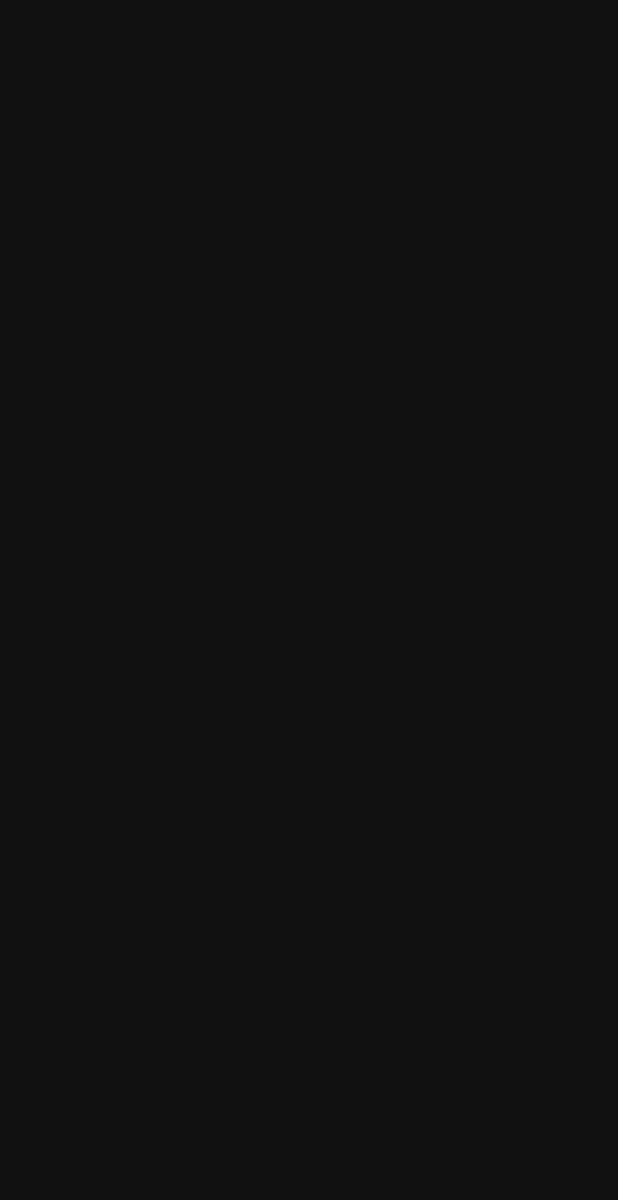
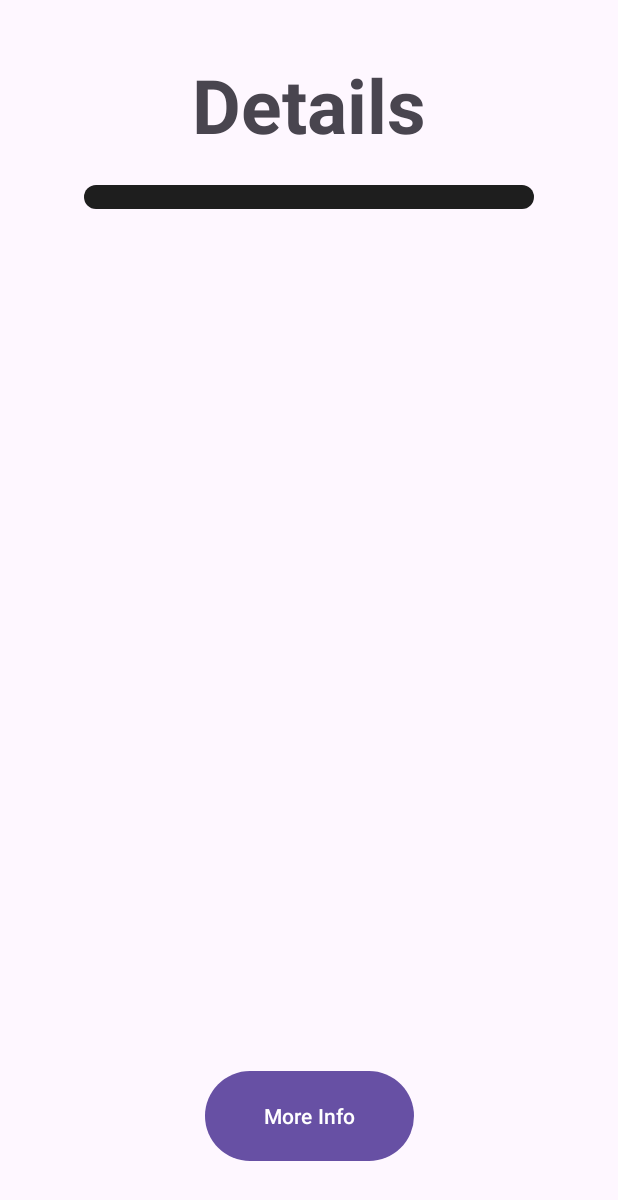
Before and after one commit to EvanLin3141/budget-app, an Android app: the BudgetDetailsActivity screen opened directly, with no data from a screen before it, on a phone screen of 412 x 824 dp. Before the commit the part shown is empty. Shown: the top 1200 px of the screen. Run offline under Robolectric (Android 15) with nearby library versions, the phone set to English and light mode, and no system bars.

Commit message:
"Final Commit"

```diff
--- a/app/src/main/AndroidManifest.xml
+++ b/app/src/main/AndroidManifest.xml
@@ -1,6 +1,9 @@
 <?xml version="1.0" encoding="utf-8"?>
 <manifest xmlns:android="http://schemas.android.com/apk/res/android"
     xmlns:tools="http://schemas.android.com/tools">
+
+        <uses-permission android:name="android.permission.INTERNET" />
+        <uses-permission android:name="android.permission.ACCESS_NETWORK_STATE" />
 
     <application
         android:allowBackup="true"
@@ -32,6 +35,8 @@
         <activity
             android:name=".BudgetDetailsActivity"
             android:exported="false" />
+        <activity android:name=".WebActivity"
+            android:exported="false"/>
     </application>
 
 </manifest>
--- a/app/src/main/java/com/example/learning/MainActivity.java
+++ b/app/src/main/java/com/example/learning/MainActivity.java
@@ -17,6 +17,7 @@ import com.example.learning.classes.Month;
 import com.example.learning.classes.Year;
 //import com.example.learning.data.BudgetDataRepository;
 import com.example.learning.adapter.YearAdapter;
+import com.example.learning.data.BudgetData;
 
 import java.util.ArrayList;
 
--- a/app/src/main/java/com/example/learning/BudgetData.java
+++ b/app/src/main/java/com/example/learning/data/BudgetData.java
@@ -1,4 +1,4 @@
-package com.example.learning;
+package com.example.learning.data;
 
 import android.content.Context;
 import android.util.Log;
--- /dev/null
+++ b/app/src/main/res/drawable/budget_row.xml
@@ -0,0 +1,10 @@
+<?xml version="1.0" encoding="utf-8"?>
+<shape xmlns:android="http://schemas.android.com/apk/res/android">
+    <solid android:color="#1E1E1E" /> <!-- Row background color -->
+    <corners android:radius="12dp" />
+    <padding
+        android:left="16dp"
+        android:top="12dp"
+        android:right="16dp"
+        android:bottom="12dp" />
+</shape>
--- a/app/src/main/res/layout/activity_budget_details.xml
+++ b/app/src/main/res/layout/activity_budget_details.xml
@@ -6,38 +6,61 @@
     android:layout_width="match_parent"
     android:layout_height="match_parent"
     tools:context=".MainActivity">
+    <!-- ===== Title ===== -->
+    <TextView
+        android:id="@+id/txtTitle"
+        android:layout_width="wrap_content"
+        android:layout_height="wrap_content"
+        android:layout_marginTop="16dp"
+        android:paddingTop="20dp"
+        android:paddingBottom="20dp"
+        android:text="Details"
+        android:textAlignment="center"
+        android:textSize="50sp"
+        android:textStyle="bold"
+        app:layout_constraintBottom_toTopOf="@+id/budgetScrollView"
+        app:layout_constraintEnd_toEndOf="parent"
+        app:layout_constraintStart_toStartOf="parent"
+        app:layout_constraintTop_toTopOf="parent" />
 
     <ScrollView
-        xmlns:android="http://schemas.android.com/apk/res/android"
-        xmlns:tools="http://schemas.android.com/tools"
-        android:id="@+id/main"
-        android:layout_width="match_parent"
-        android:layout_height="match_parent"
-        android:background="#111111"
+        android:id="@+id/budgetScrollView"
+        android:layout_width="0dp"
+        android:layout_height="0dp"
+        android:layout_marginBottom="160dp"
         android:padding="24dp"
-        tools:context=".BudgetDetailsActivity">
+        app:layout_constraintBottom_toBottomOf="parent"
+        app:layout_constraintEnd_toEndOf="parent"
+        app:layout_constraintHorizontal_bias="0.0"
+        app:layout_constraintStart_toStartOf="parent"
+        app:layout_constraintTop_toBottomOf="@id/txtTitle">
 
         <LinearLayout
             android:layout_width="match_parent"
             android:layout_height="wrap_content"
             android:orientation="vertical">
 
-            <!-- ===== Title ===== -->
-            <TextView
-                android:id="@+id/txtTitle"
-                android:layout_width="match_parent"
-                android:layout_height="wrap_content"
-                android:textAlignment="center"
-                android:textColor="#FFFFFF"
-                android:textSize="22sp"
-                android:textStyle="bold"
-                android:layout_marginBottom="16dp" />
-
+            <!-- ✅ This controls row width -->
             <TableLayout
                 android:id="@+id/tableLayout"
-                android:layout_width="match_parent"
+                android:layout_width="300dp"
                 android:layout_height="wrap_content"
+                android:layout_gravity="center_horizontal"
+
+                android:background="@drawable/budget_row"
+                android:padding="8dp"
                 android:stretchColumns="1" />
         </LinearLayout>
     </ScrollView>
+
+    <Button
+        android:id="@+id/budget_button"
+        android:layout_width="139dp"
+        android:layout_height="68dp"
+        android:text="More Info"
+        app:layout_constraintBottom_toBottomOf="parent"
+        app:layout_constraintEnd_toEndOf="parent"
+        app:layout_constraintStart_toStartOf="parent"
+        app:layout_constraintTop_toBottomOf="@+id/budgetScrollView" />
+
 </androidx.constraintlayout.widget.ConstraintLayout>
```
Also changed, not shown: app/src/main/java/com/example/learning/BudgetDetailsActivity.java (+35 -13 lines), app/src/main/java/com/example/learning/WebActivity.java (added, +62 -0 lines), app/src/main/res/layout/web_activity.xml (added, +16 -0 lines).
